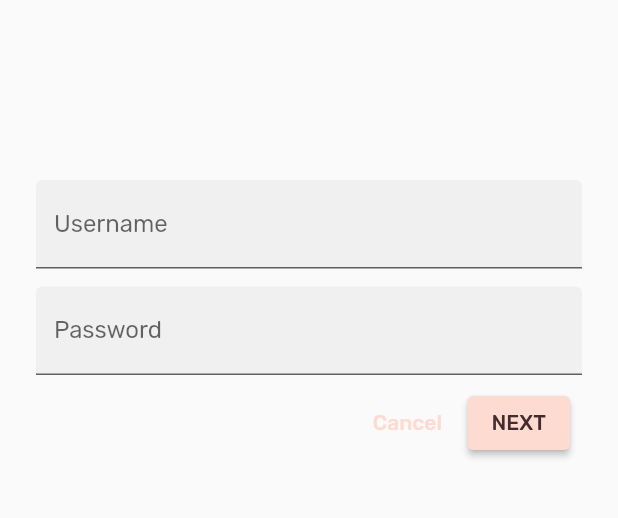
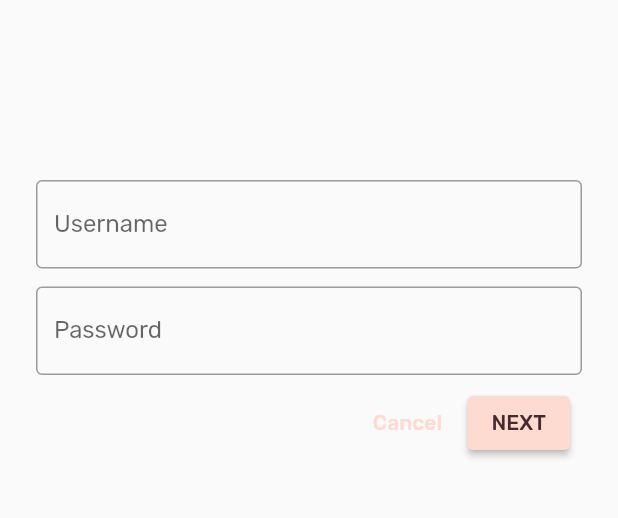
Before and after one commit to C-Dev66/EComerceApp, a Flutter app: the screen it shows after launch, on a phone screen of 412 x 824 dp, the part 237-755 px from its top. Run offline on Flutter 3.47's test engine with Material 2 defaults, Android fonts, the phone set to English and light mode, and no system bars.

```diff
--- a/lib/app.dart
+++ b/lib/app.dart
@@ -69,6 +69,9 @@ ThemeData _buildShrineTheme() {
     textSelectionTheme: const TextSelectionThemeData(
       selectionColor: KShrinePink100,
     ),
+    inputDecorationTheme: const InputDecorationTheme(
+      border: OutlineInputBorder(),
+    ),
   );
 }
 
--- a/lib/login.dart
+++ b/lib/login.dart
@@ -48,7 +48,7 @@ class _LoginPageState extends State<LoginPage> {
             TextField(
               controller: _usernameController,
               decoration: const InputDecoration(
-                filled: true,
+
                 labelText: 'Username',
               ),
             ),
@@ -57,7 +57,7 @@ class _LoginPageState extends State<LoginPage> {
             TextField(
               controller: _passwordController,
               decoration:
-                  const InputDecoration(filled: true, labelText: 'Password'),
+                  const InputDecoration(labelText: 'Password'),
               obscureText: true,
             ),
 
```
